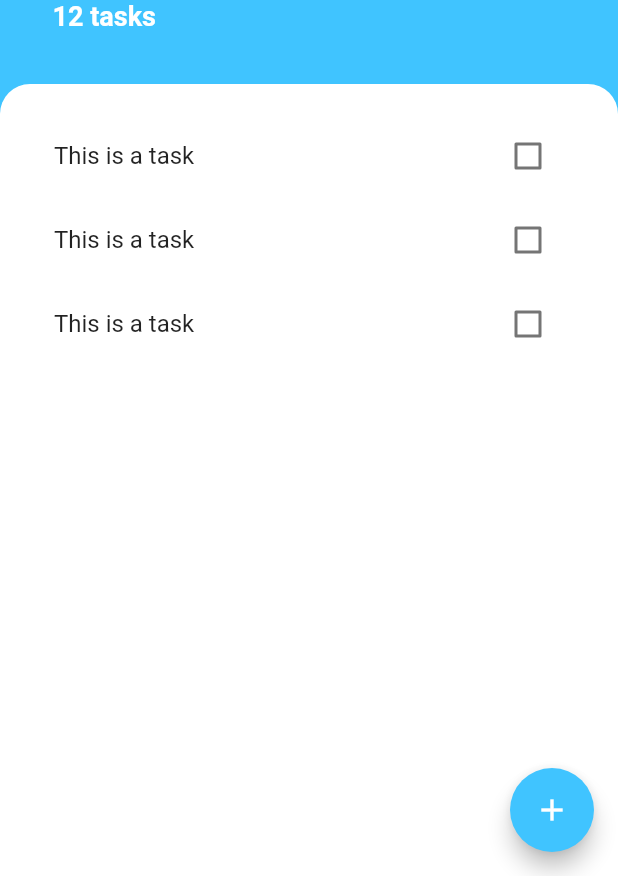
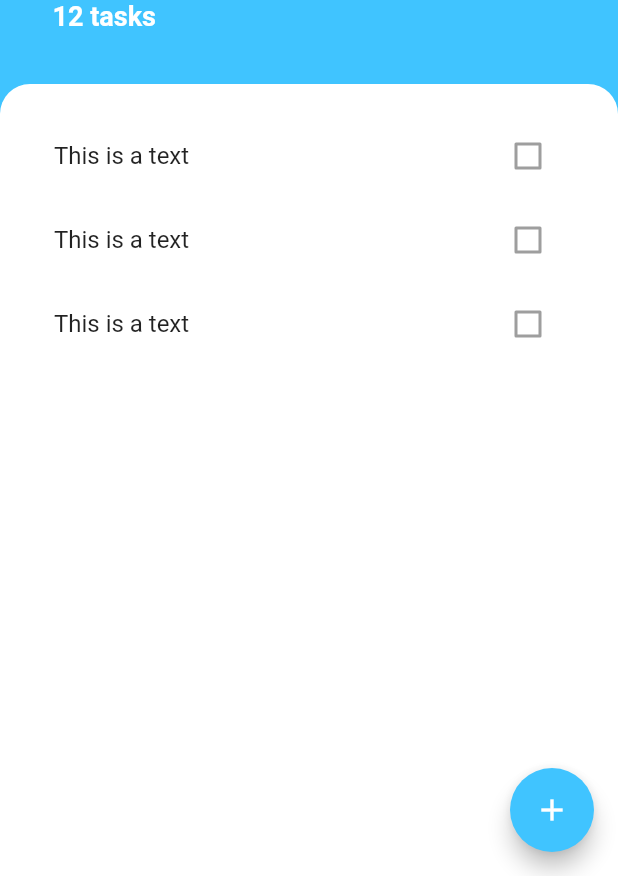
Before and after one commit to yann1294/todoey, a Flutter app: the screen it shows after launch, on a phone screen of 412 x 824 dp, the part 360-1236 px from its top. Run offline on Flutter 3.47's test engine with Material 2 defaults, Android fonts, the phone set to English and light mode, and no system bars.

Commit message:
callbacks update

```diff
--- /dev/null
+++ b/lib/models/task.dart
@@ -0,0 +1,13 @@
+import 'package:flutter/material.dart';
+
+class Task {
+
+  final String name;
+  bool isDone;
+
+  Task({this.name, this.isDone = false});
+
+  void toggleDone() {
+    isDone = !isDone;
+  }
+}
--- a/lib/screens/task.dart
+++ b/lib/screens/task.dart
@@ -19,7 +19,7 @@ class TasksScreen extends StatelessWidget {
             Icons.add,
           ),
           onPressed: (){
-            //
+
             showModalBottomSheet(context: context, builder: (context) => SingleChildScrollView(
               child: Container(
                 padding: EdgeInsets.only(bottom: MediaQuery.of(context).viewInsets.bottom),
@@ -71,7 +71,7 @@ class TasksScreen extends StatelessWidget {
                   topRight: Radius.circular(20),
                 )
               ),
-              child: TaksList(),
+              child: TaskList(),
             ),
           )
         ],
--- a/lib/widgets/task_list.dart
+++ b/lib/widgets/task_list.dart
@@ -1,18 +1,31 @@
 import 'package:flutter/material.dart';
+import 'package:todoey/models/task.dart';
 import 'package:todoey/widgets/task_tile.dart';
 
-class TaksList extends StatelessWidget {
-  const TaksList({
-    Key key,
-  }) : super(key: key);
+class TaskList extends StatelessWidget {
+
+  List<Task> tasks = [
+    Task(name: 'Buy milk'),
+    Task(name: 'Buy eggs'),
+    Task(name: 'Buy bread')
+  ];
 
   @override
   Widget build(BuildContext context) {
     return ListView(
       children: <Widget>[
-        TaskTile(),
-        TaskTile(),
-        TaskTile()
+        TaskTile(
+          taskTitle: tasks[0].name,
+          isChecked: tasks[0].isDone,
+        ),
+        TaskTile(
+          taskTitle: tasks[1].name,
+          isChecked: tasks[1].isDone,
+        ),
+        TaskTile(
+          taskTitle: tasks[2].name,
+          isChecked: tasks[2].isDone,
+        )
       ],
     );
   }
--- a/lib/widgets/task_tile.dart
+++ b/lib/widgets/task_tile.dart
@@ -1,42 +1,30 @@
 import 'package:flutter/material.dart';
 
 
-class TaskTile extends StatefulWidget {
 
-  @override
-  _TaskTileState createState() => _TaskTileState();
-}
+class TaskTile extends StatelessWidget {
 
-class _TaskTileState extends State<TaskTile> {
+  final String taskTitle;
 
-  bool isChecked = false;
+   bool isChecked = false;
+
+  TaskTile({this.isChecked, this.taskTitle });
 
   @override
   Widget build(BuildContext context) {
     return ListTile(
-      title: Text('This is a task', style: TextStyle(decoration: isChecked ? TextDecoration.lineThrough : null),),
-      trailing: TaskCheckbox(checkboxState: isChecked, togglecheckboxState: (bool currentCheckBoxState){
-        setState(() {
-          isChecked = currentCheckBoxState;
-        });
-      }),
+
+      title: Text(
+        'This is a text',
+        style: TextStyle(
+          decoration: isChecked ? TextDecoration.lineThrough : null
+        ),
+      ),
+      trailing: Checkbox(
+        activeColor: Colors.lightBlueAccent,
+          value: isChecked,
+          //onChanged: toggleCheckboxState
+      ),
     );
   }
 }
-
-class TaskCheckbox extends StatelessWidget {
-
-  final bool checkboxState;
-  final Function togglecheckboxState;
-
-  TaskCheckbox({this.checkboxState, this.togglecheckboxState});
-
-  @override
-  Widget build(BuildContext context) {
-    // TODO: implement build
-    return Checkbox(
-        value: checkboxState,
-        onChanged: togglecheckboxState
-    );
-  }
-}
```
